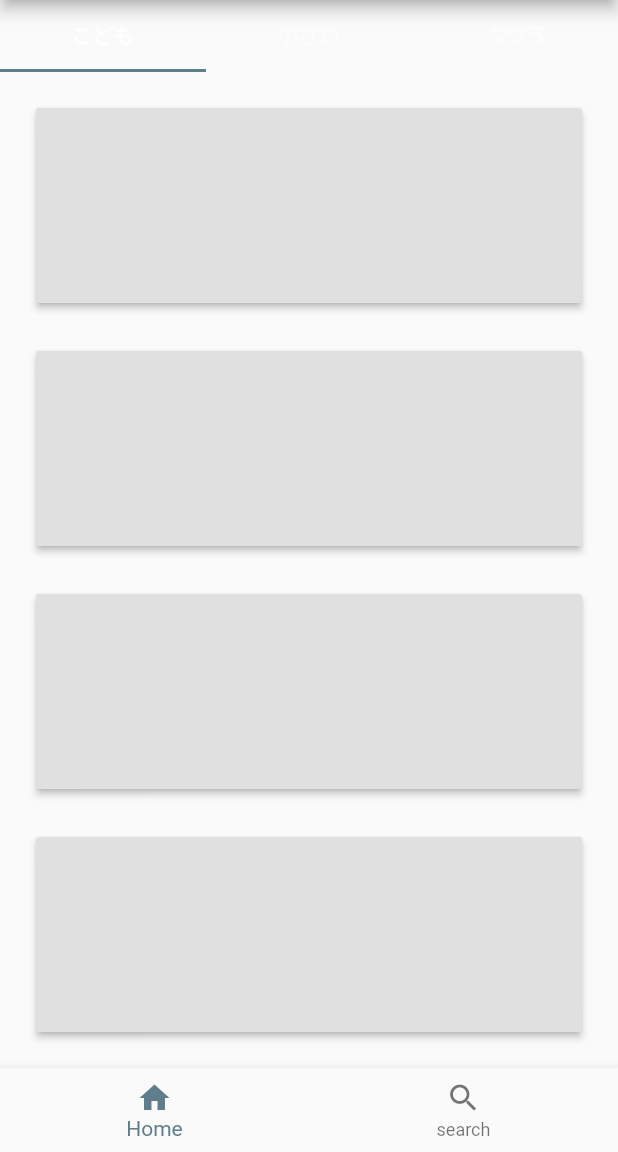
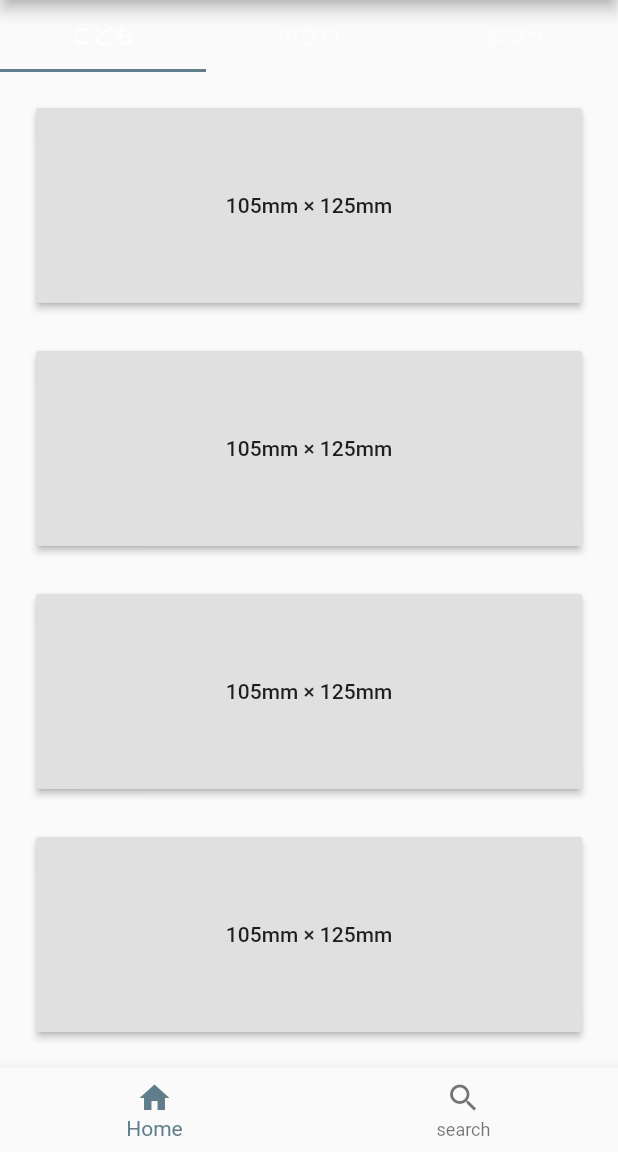
Before and after one commit to tai0116/mask1, a Flutter app: the screen it shows after launch, on a phone screen of 412 x 824 dp, the part 84-1236 px from its top. Run offline on Flutter 3.47's test engine with Material 2 defaults, Android fonts, the phone set to English and light mode, and no system bars.

Commit message:
ボタンの中にListを使って、文字を表示

```diff
--- a/lib/screens/first_tab.dart
+++ b/lib/screens/first_tab.dart
@@ -6,6 +6,18 @@ class first extends StatefulWidget {
 }
 
 class _firstState extends State<first> {
+  // String _text01 = "105mm × 125mm";
+  // String _text02 = "105mm × 125mm";
+  // String _text03 = "105mm × 125mm";
+  // String _text04 = "105mm × 125mm";
+
+  List<String> _texts = [
+    "105mm × 125mm",
+    "105mm × 125mm",
+    "105mm × 125mm",
+    "105mm × 125mm",
+  ];
+
   @override
   Widget build(BuildContext context) {
     return Container(
@@ -17,7 +29,7 @@ class _firstState extends State<first> {
             child: Row(
               crossAxisAlignment: CrossAxisAlignment.stretch,
               children: [
-                Expanded(flex: 1, child: _selectButton()),
+                Expanded(flex: 1, child: _selectButton(_texts[0])),
               ],
             ),
           ),
@@ -26,7 +38,7 @@ class _firstState extends State<first> {
             child: Row(
               crossAxisAlignment: CrossAxisAlignment.stretch,
               children: [
-                Expanded(flex: 1, child: _selectButton()),
+                Expanded(flex: 1, child: _selectButton(_texts[1])),
               ],
             ),
           ),
@@ -35,7 +47,7 @@ class _firstState extends State<first> {
             child: Row(
               crossAxisAlignment: CrossAxisAlignment.stretch,
               children: [
-                Expanded(flex: 1, child: _selectButton()),
+                Expanded(flex: 1, child: _selectButton(_texts[2])),
               ],
             ),
           ),
@@ -44,7 +56,7 @@ class _firstState extends State<first> {
             child: Row(
               crossAxisAlignment: CrossAxisAlignment.stretch,
               children: [
-                Expanded(flex: 1, child: _selectButton()),
+                Expanded(flex: 1, child: _selectButton(_texts[3])),
               ],
             ),
           ),
@@ -53,10 +65,11 @@ class _firstState extends State<first> {
     );
   }
 
-  Widget _selectButton() {
+  Widget _selectButton(String buttonText) {
     return Container(
       padding: EdgeInsets.all(16.0),
       child: RaisedButton(
+        child: Text(buttonText),
         onPressed: () {},
       ),
     );
--- a/lib/screens/second_tab.dart
+++ b/lib/screens/second_tab.dart
@@ -6,6 +6,13 @@ class second extends StatefulWidget {
 }
 
 class _secondState extends State<second> {
+  List<String> _texts = [
+    "105mm × 125mm",
+    "105mm × 125mm",
+    "105mm × 125mm",
+    "105mm × 125mm",
+  ];
+
   @override
   Widget build(BuildContext context) {
     return Container(
@@ -17,7 +24,7 @@ class _secondState extends State<second> {
             child: Row(
               crossAxisAlignment: CrossAxisAlignment.stretch,
               children: [
-                Expanded(flex: 1, child: _selectButton()),
+                Expanded(flex: 1, child: _selectButton(_texts[0])),
               ],
             ),
           ),
@@ -26,7 +33,7 @@ class _secondState extends State<second> {
             child: Row(
               crossAxisAlignment: CrossAxisAlignment.stretch,
               children: [
-                Expanded(flex: 1, child: _selectButton()),
+                Expanded(flex: 1, child: _selectButton(_texts[1])),
               ],
             ),
           ),
@@ -35,7 +42,7 @@ class _secondState extends State<second> {
             child: Row(
               crossAxisAlignment: CrossAxisAlignment.stretch,
               children: [
-                Expanded(flex: 1, child: _selectButton()),
+                Expanded(flex: 1, child: _selectButton(_texts[2])),
               ],
             ),
           ),
@@ -44,7 +51,7 @@ class _secondState extends State<second> {
             child: Row(
               crossAxisAlignment: CrossAxisAlignment.stretch,
               children: [
-                Expanded(flex: 1, child: _selectButton()),
+                Expanded(flex: 1, child: _selectButton(_texts[3])),
               ],
             ),
           ),
@@ -53,10 +60,11 @@ class _secondState extends State<second> {
     );
   }
 
-  Widget _selectButton() {
+  Widget _selectButton(String buttonText) {
     return Container(
       padding: EdgeInsets.all(16.0),
       child: RaisedButton(
+        child: Text(buttonText),
         onPressed: () {},
       ),
     );
--- a/lib/screens/third_tab.dart
+++ b/lib/screens/third_tab.dart
@@ -1,4 +1,3 @@
-import 'package:flutter/cupertino.dart';
 import 'package:flutter/material.dart';
 
 class third extends StatefulWidget {
@@ -7,6 +6,13 @@ class third extends StatefulWidget {
 }
 
 class _thirdState extends State<third> {
+  List<String> _texts = [
+    "105mm × 125mm",
+    "105mm × 125mm",
+    "105mm × 125mm",
+    "105mm × 125mm",
+  ];
+
   @override
   Widget build(BuildContext context) {
     return Container(
@@ -18,7 +24,7 @@ class _thirdState extends State<third> {
             child: Row(
               crossAxisAlignment: CrossAxisAlignment.stretch,
               children: [
-                Expanded(flex: 1, child: _selectButton()),
+                Expanded(flex: 1, child: _selectButton(_texts[0])),
               ],
             ),
           ),
@@ -27,7 +33,7 @@ class _thirdState extends State<third> {
             child: Row(
               crossAxisAlignment: CrossAxisAlignment.stretch,
               children: [
-                Expanded(flex: 1, child: _selectButton()),
+                Expanded(flex: 1, child: _selectButton(_texts[1])),
               ],
             ),
           ),
@@ -36,7 +42,7 @@ class _thirdState extends State<third> {
             child: Row(
               crossAxisAlignment: CrossAxisAlignment.stretch,
               children: [
-                Expanded(flex: 1, child: _selectButton()),
+                Expanded(flex: 1, child: _selectButton(_texts[2])),
               ],
             ),
           ),
@@ -45,7 +51,7 @@ class _thirdState extends State<third> {
             child: Row(
               crossAxisAlignment: CrossAxisAlignment.stretch,
               children: [
-                Expanded(flex: 1, child: _selectButton()),
+                Expanded(flex: 1, child: _selectButton(_texts[3])),
               ],
             ),
           ),
@@ -54,10 +60,11 @@ class _thirdState extends State<third> {
     );
   }
 
-  Widget _selectButton() {
+  Widget _selectButton(String buttonText) {
     return Container(
       padding: EdgeInsets.all(16.0),
       child: RaisedButton(
+        child: Text(buttonText),
         onPressed: () {},
       ),
     );
```
